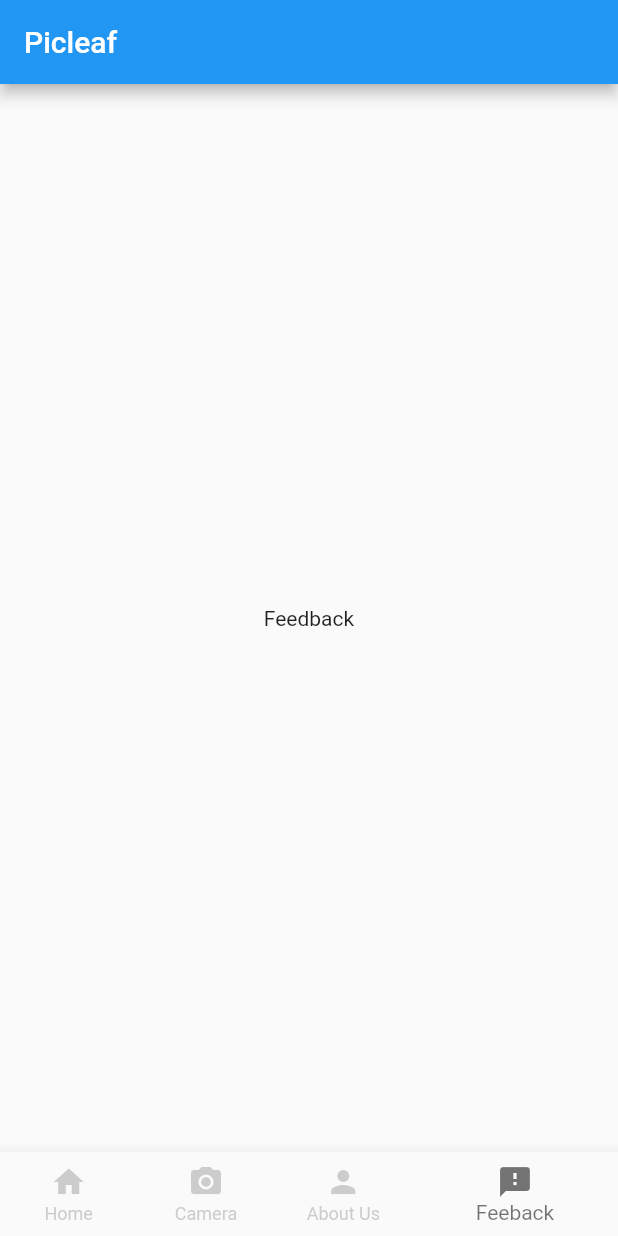
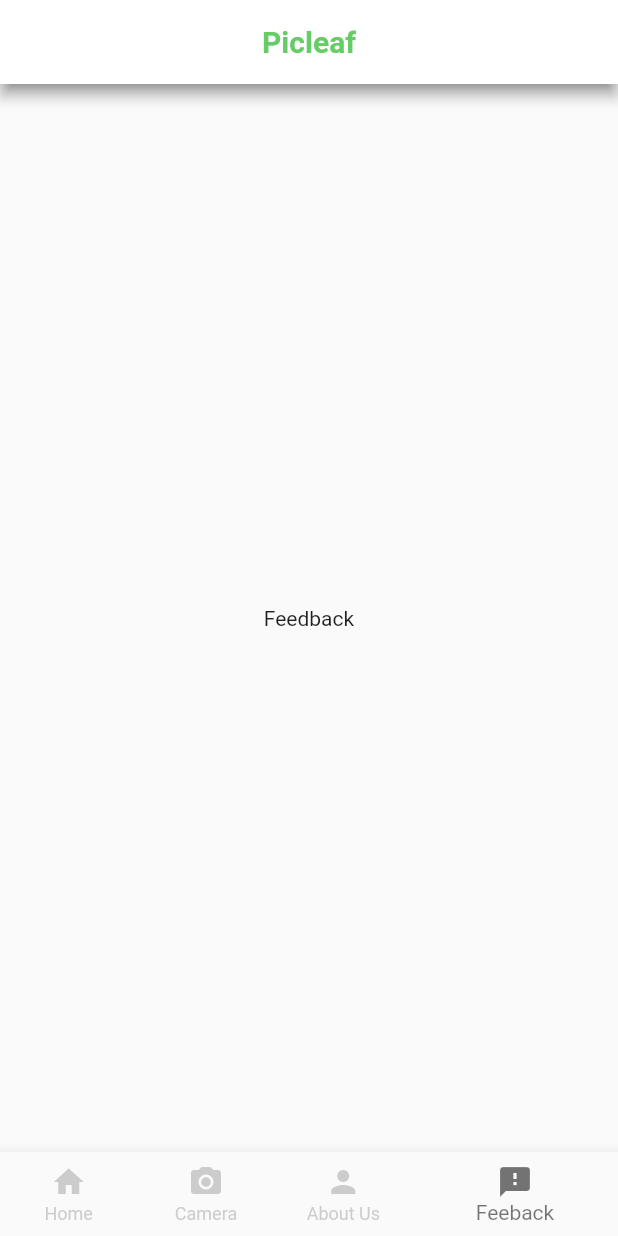
Before and after one commit to Checkerface230/picleaf_flutter, a Flutter app: the screen it shows after launch, item 4 of the bottom bar chosen, on a phone screen of 412 x 824 dp. Run offline on Flutter 3.47's test engine with Material 2 defaults, Android fonts, the phone set to English and light mode, and no system bars.

Commit message:
appbar2.0

```diff
--- a/lib/nav_pages/feedBack.dart
+++ b/lib/nav_pages/feedBack.dart
@@ -3,16 +3,32 @@ import 'package:flutter/material.dart';
 import 'package:flutter/src/widgets/container.dart';
 import 'package:flutter/src/widgets/framework.dart';
 
-class feedbackPage extends StatelessWidget {
+class feedbackPage extends StatefulWidget {
   const feedbackPage({super.key});
 
+  @override
+  State<feedbackPage> createState() => _feedbackPageState();
+}
+
+class _feedbackPageState extends State<feedbackPage> {
+  List<bool> isTypeSelected = [false, false, false, true, true];
   @override
   Widget build(BuildContext context) {
     return Scaffold(
       // AppBar para sa taas ng design
       appBar: AppBar(
-        title: Text("Picleaf"),
+        centerTitle: true,
+        title: Text(
+          "Picleaf",
+          style: TextStyle(
+              color: Color.fromRGBO(102, 204, 102, 100),
+              fontWeight: FontWeight.bold),
+        ),
+        backgroundColor: Colors.white,
+        shadowColor: Color.fromARGB(255, 95, 94, 94),
       ),
+
+      //body of the application
       body: Center(
         child: Text("Feedback"),
       ),
```
Also changed, not shown: lib/nav_pages/aboutUs.dart (+9 -1 lines), lib/nav_pages/camera.dart (+9 -1 lines), lib/nav_pages/home.dart (+10 -1 lines).
